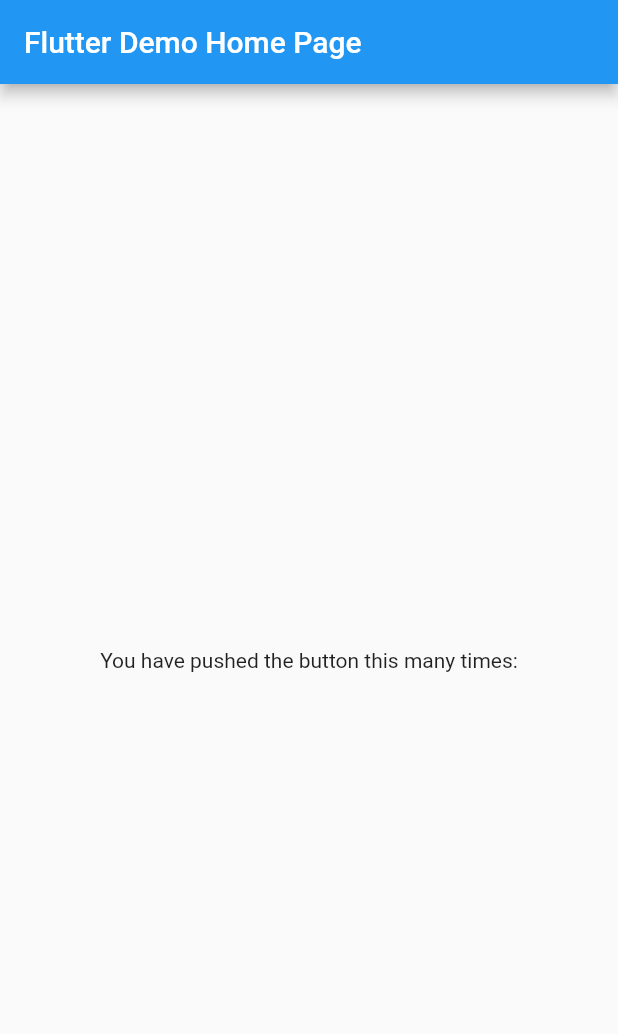
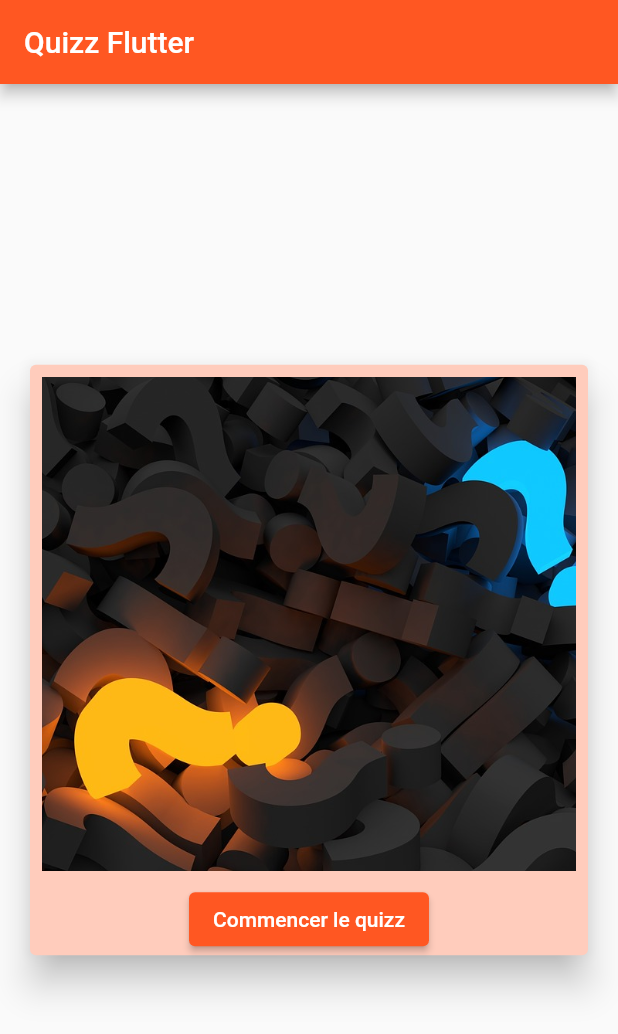
Before and after one commit to OlivierLartillot/flutter_quizz, a Flutter app: the screen it shows after launch, on a phone screen of 412 x 824 dp. Shown: the top 1034 px of the screen. Run offline on Flutter 3.47's test engine with Material 2 defaults, Android fonts, the phone set to English and light mode, and no system bars.

Commit message:
pbl to redirect to homePage

```diff
--- /dev/null
+++ b/lib/home_page.dart
@@ -0,0 +1,53 @@
+import 'package:flutter/material.dart';
+import 'package:flutter_quizz/quizz_page.dart';
+import 'package:flutter_quizz/main.dart';
+
+class HomePage extends StatelessWidget {
+
+  @override
+  Widget build(BuildContext context) {
+
+    final size= MediaQuery.of(context).size;
+    final height = size.height;
+    final width = size.width;
+
+
+    return Scaffold(
+        appBar: AppBar(
+          title: Text("Quizz Flutter")
+        ),
+        body: Center (
+            child: Card (
+              color: Colors.deepOrange.shade100,
+              elevation: 10,
+              margin:const EdgeInsets.only(left: 20, right: 20),
+              child: Column(
+                mainAxisSize: MainAxisSize.min,
+
+                children: [
+                  Padding(
+                      padding: const EdgeInsets.all(8),
+                      child: Image.asset(
+                        'images/cover.jpg',
+                        height: height /2.5,
+                        width: width/0.8,
+                        fit: BoxFit.cover,
+                      ),
+                  ),
+                  ElevatedButton(
+                      onPressed: ((){
+                        Navigator.of(context).push(MaterialPageRoute(
+                           builder: (BuildContext ctx) {
+                         return  QuizzPage();
+                        }
+                    ));
+                  }),
+                      child: const Text("Commencer le quizz"))
+
+                ],
+              ),
+            ),
+          )
+    );
+  }
+}
--- a/lib/main.dart
+++ b/lib/main.dart
@@ -1,4 +1,5 @@
 import 'package:flutter/material.dart';
+import 'package:flutter_quizz/home_page.dart';
 
 void main() {
   runApp(const MyApp());
@@ -11,45 +12,11 @@ class MyApp extends StatelessWidget {
   Widget build(BuildContext context) {
     return MaterialApp(
       title: 'Flutter Demo',
+      debugShowCheckedModeBanner: false,
       theme: ThemeData(
-        primarySwatch: Colors.blue,
+        primarySwatch: Colors.deepOrange,
       ),
-      home: const MyHomePage(title: 'Flutter Demo Home Page'),
+      home: HomePage(),
     );
   }
 }
-
-class MyHomePage extends StatefulWidget {
-  const MyHomePage({Key? key, required this.title}) : super(key: key);
-
-  final String title;
-
-  @override
-  State<MyHomePage> createState() => _MyHomePageState();
-}
-
-class _MyHomePageState extends State<MyHomePage> {
-
-
-  @override
-  Widget build(BuildContext context) {
-
-    return Scaffold(
-      appBar: AppBar(
-
-        title: Text(widget.title),
-      ),
-      body: Center(
-        child: Column(
-
-          mainAxisAlignment: MainAxisAlignment.center,
-          children: <Widget>[
-            const Text(
-              'You have pushed the button this many times:',
-            ),
-          ],
-        ),
-      ),
-    );
-  }
-}
```
Also changed, not shown: lib/Datas.dart (added, +18 -0 lines), lib/Question.dart (added, +23 -0 lines), lib/quizz_page.dart (added, +173 -0 lines), pubspec.yaml (+14 -3 lines), images/belgique.JPG (added), images/buche.jpg (added), images/commodore.jpg (added), images/cover.jpg (added), images/eagle.jpg (added), images/faux.jpg (added), images/lune.jpg (added), images/nyctalope.jpg (added), images/pharaon.jpg (added), images/pirate.png (added), 3 more files.
